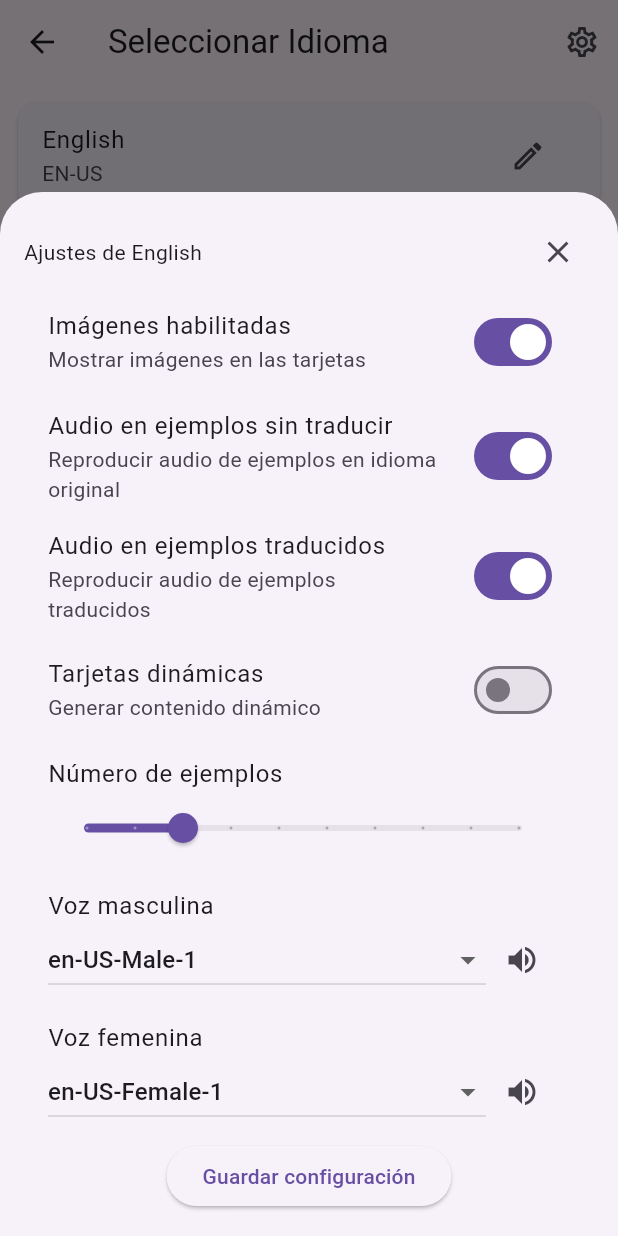
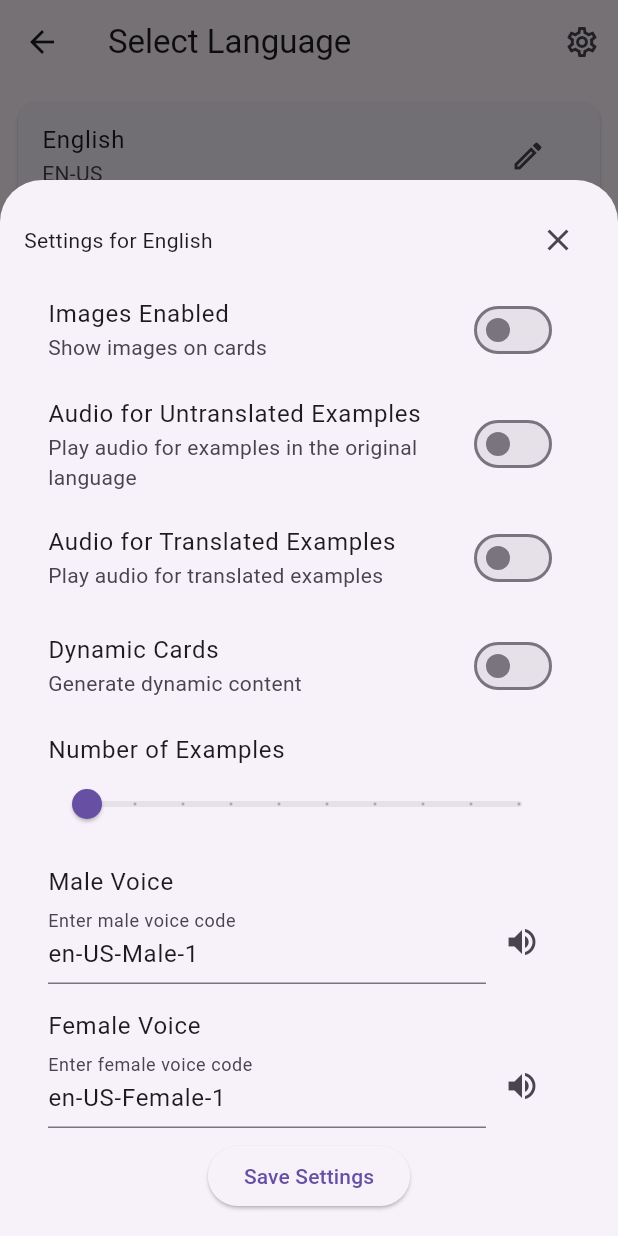
Before and after one commit to adrianluna0830/Vitalingu, a Flutter app: the SelectLanguageView screen opened by its route, after a tap on the "edit" icon, on a phone screen of 412 x 824 dp. Run offline on Flutter 3.47's test engine with Material 3 defaults, Android fonts, the phone set to English and light mode, and no system bars; our stand-ins replace auto_route, dart_mappable, get_it, hive_ce, injectable, signals; accounts and stored records are empty; generated files the repository leaves out were written again; statements that could not run were skipped.

Commit message:
feat: enhance language settings management with new methods and UI updates

```diff
--- a/lib/models/language_settings.dart
+++ b/lib/models/language_settings.dart
@@ -15,4 +15,9 @@ class LanguageSettings {
     required this.maleVoiceCode,
     required this.femaleVoiceCode,
   });
+
+  @override
+  String toString() {
+    return 'LanguageSettings(imagesEnabled: $imagesEnabled, examplesUntranslatedSpeechEnabled: $examplesUntranslatedSpeechEnabled, examplesTranslatedSpeechEnabled: $examplesTranslatedSpeechEnabled, dynamicGenerativeFrontcards: $dynamicGenerativeFrontcards, numberOfExamples: $numberOfExamples, maleVoiceCode: $maleVoiceCode, femaleVoiceCode: $femaleVoiceCode)';
+  }
 }
--- a/lib/viewmodels/select_language_view_model.dart
+++ b/lib/viewmodels/select_language_view_model.dart
@@ -1,5 +1,6 @@
 import 'package:injectable/injectable.dart';
 import 'package:vitalingu/language/language.dart';
+import 'package:vitalingu/models/language_settings.dart';
 import 'package:vitalingu/services/app_settings_service.dart';
 import 'package:vitalingu/services/language_settings_service.dart';
 import 'package:vitalingu/viewmodels/view_model_base.dart';
@@ -32,6 +33,14 @@ class SelectLanguageViewModel extends ViewModelBase {
     await navigationService.goToLanguageView();
   }
 
+  Future<LanguageSettings> getLanguageSettings(String bcp47Code)  async{
+    return await _languageSessionService.getOrCreateLanguageSettings(bcp47Code);
+  }
+
+  Future<void> saveLanguageSettings(LanguageSettings settings, String bcp47Code) async
+  {
+    await _languageSessionService.saveSettings(bcp47Code, settings);
+  }
 
   void goToSettings() {
     navigationService.goToSettings();
--- a/lib/views/language_view.dart
+++ b/lib/views/language_view.dart
@@ -1,6 +1,8 @@
 import 'package:flutter/material.dart';
 import 'package:auto_route/auto_route.dart';
 import 'package:vitalingu/injection.dart';
+import 'package:vitalingu/models/language_session_settings.dart';
+import 'package:vitalingu/models/language_settings.dart';
 import 'package:vitalingu/viewmodels/language_view_model.dart';
 import 'package:vitalingu/widgets/target_language_selectable_text.dart';
 
@@ -19,7 +21,10 @@ class _LanguageViewState extends State<LanguageView> {
   Widget build(BuildContext context) {
     return Scaffold(
       appBar: AppBar(),
-      body: Center(
+      body: Column(
+        mainAxisAlignment: MainAxisAlignment.center,
+        children: [
+          Center(
             child: TargetLanguageSelectableText(
               fullText: """
 La inteligencia artificial ha revolucionado el mundo moderno de maneras inimaginables. Desde asistentes virtuales hasta vehículos autónomos, la tecnología continúa avanzando a pasos agigantados. Los científicos trabajan incansablemente para mejorar estos sistemas.
@@ -37,6 +42,15 @@ Por último, la sostenibilidad se ha convertido en una prioridad global. Las ene
               onWordInfo: (String expandedSelection, String additionalParam) { print('$expandedSelection, $additionalParam'); },
             ),
           ),
+          const SizedBox(height: 20),
+          ElevatedButton(
+            onPressed: () {
+              print(getIt<LanguageSessionScopeSettings>().languageSettings.toString() );
+            },
+            child: const Text("Press me"),
+          ),
+        ],
+      ),
     );
   }
 }
--- a/lib/views/select_language_view.dart
+++ b/lib/views/select_language_view.dart
@@ -25,7 +25,7 @@ class _SelectLanguageViewState extends State<SelectLanguageView> {
   Widget build(BuildContext context) {
     return Scaffold(
       appBar: AppBar(
-        title: const Text('Seleccionar Idioma'),
+        title: const Text('Select Language'),
         actions: [
           IconButton(
             onPressed: viewModel.goToSettings,
@@ -42,12 +42,14 @@ class _SelectLanguageViewState extends State<SelectLanguageView> {
             bcp47Code: language.bcp47Code,
             nativeName: language.nativeLanguageName,
             onTap: () => viewModel.selectLanguage(language),
-            onSettingsTap: () {
+            onSettingsTap: () async {
+              final languageSettings = await viewModel.getLanguageSettings(language.bcp47Code);
               LanguageSettingsSheet.show(
                 context,
                 language.nativeLanguageName,
-                onSave: (settings) {
-                  print('Settings saved: $settings');
+                languageSettings: languageSettings,
+                onSave: (settings) async {
+                  await viewModel.saveLanguageSettings(settings, language.bcp47Code);
                 },
               );
             },
@@ -90,17 +92,20 @@ class LanguageCard extends StatelessWidget {
 
 class LanguageSettingsSheet extends StatefulWidget {
   final String languageName;
+  final LanguageSettings languageSettings;
   final Function(LanguageSettings) onSave;
 
   const LanguageSettingsSheet({
     super.key,
     required this.languageName,
+    required this.languageSettings,
     required this.onSave,
   });
 
   static void show(
     BuildContext context,
     String languageName, {
+    required LanguageSettings languageSettings,
     required Function(LanguageSettings) onSave,
   }) {
     showModalBottomSheet(
@@ -108,6 +113,7 @@ class LanguageSettingsSheet extends StatefulWidget {
       isScrollControlled: true,
       builder: (context) => LanguageSettingsSheet(
         languageName: languageName,
+        languageSettings: languageSettings,
         onSave: onSave,
       ),
     );
@@ -118,13 +124,45 @@ class LanguageSettingsSheet extends StatefulWidget {
 }
 
 class _LanguageSettingsSheetState extends State<LanguageSettingsSheet> {
-  bool imagesEnabled = true;
-  bool examplesUntranslatedSpeechEnabled = true;
-  bool examplesTranslatedSpeechEnabled = true;
-  bool dynamicGenerativeFrontcards = false;
-  int numberOfExamples = 3;
-  String maleVoiceCode = 'en-US-Male-1';
-  String femaleVoiceCode = 'en-US-Female-1';
+  late bool imagesEnabled;
+  late bool examplesUntranslatedSpeechEnabled;
+  late bool examplesTranslatedSpeechEnabled;
+  late bool dynamicGenerativeFrontcards;
+  late int numberOfExamples;
+  late String maleVoiceCode;
+  late String femaleVoiceCode;
+
+  final List<String> maleVoiceOptions = [
+    'en-US-Male-1',
+    'en-US-Male-2',
+    'es-ES-Male-1',
+    'es-MX-Male-1',
+  ];
+
+  final List<String> femaleVoiceOptions = [
+    'en-US-Female-1',
+    'en-US-Female-2',
+    'es-ES-Female-1',
+    'es-MX-Female-1',
+  ];
+
+  @override
+  void initState() {
+    super.initState();
+    imagesEnabled = widget.languageSettings.imagesEnabled;
+    examplesUntranslatedSpeechEnabled = widget.languageSettings.examplesUntranslatedSpeechEnabled;
+    examplesTranslatedSpeechEnabled = widget.languageSettings.examplesTranslatedSpeechEnabled;
+    dynamicGenerativeFrontcards = widget.languageSettings.dynamicGenerativeFrontcards;
+    numberOfExamples = widget.languageSettings.numberOfExamples.clamp(1, 10);
+
+    maleVoiceCode = maleVoiceOptions.contains(widget.languageSettings.maleVoiceCode)
+        ? widget.languageSettings.maleVoiceCode
+        : maleVoiceOptions.first;
+
+    femaleVoiceCode = femaleVoiceOptions.contains(widget.languageSettings.femaleVoiceCode)
+        ? widget.languageSettings.femaleVoiceCode
+        : femaleVoiceOptions.first;
+  }
 
   @override
   Widget build(BuildContext context) {
@@ -141,7 +179,7 @@ class _LanguageSettingsSheetState extends State<LanguageSettingsSheet> {
           children: [
             Row(
               children: [
-                Text('Ajustes de ${widget.languageName}'),
+                Text('Settings for ${widget.languageName}'),
                 const Spacer(),
                 IconButton(
                   onPressed: () => Navigator.pop(context),
@@ -150,31 +188,31 @@ class _LanguageSettingsSheetState extends State<LanguageSettingsSheet> {
               ],
             ),
             SwitchListTile(
-              title: const Text('Imágenes habilitadas'),
-              subtitle: const Text('Mostrar imágenes en las tarjetas'),
+              title: const Text('Images Enabled'),
+              subtitle: const Text('Show images on cards'),
               value: imagesEnabled,
               onChanged: (value) => setState(() => imagesEnabled = value),
             ),
             SwitchListTile(
-              title: const Text('Audio en ejemplos sin traducir'),
-              subtitle: const Text('Reproducir audio de ejemplos en idioma original'),
+              title: const Text('Audio for Untranslated Examples'),
+              subtitle: const Text('Play audio for examples in the original language'),
               value: examplesUntranslatedSpeechEnabled,
               onChanged: (value) => setState(() => examplesUntranslatedSpeechEnabled = value),
             ),
             SwitchListTile(
-              title: const Text('Audio en ejemplos traducidos'),
-              subtitle: const Text('Reproducir audio de ejemplos traducidos'),
+              title: const Text('Audio for Translated Examples'),
+              subtitle: const Text('Play audio for translated examples'),
               value: examplesTranslatedSpeechEnabled,
               onChanged: (value) => setState(() => examplesTranslatedSpeechEnabled = value),
             ),
             SwitchListTile(
-              title: const Text('Tarjetas dinámicas'),
-              subtitle: const Text('Generar contenido dinámico'),
+              title: const Text('Dynamic Cards'),
+              subtitle: const Text('Generate dynamic content'),
               value: dynamicGenerativeFrontcards,
               onChanged: (value) => setState(() => dynamicGenerativeFrontcards = value),
             ),
             ListTile(
-              title: const Text('Número de ejemplos'),
+              title: const Text('Number of Examples'),
               subtitle: Slider(
                 value: numberOfExamples.toDouble(),
                 min: 1,
@@ -185,28 +223,23 @@ class _LanguageSettingsSheetState extends State<LanguageSettingsSheet> {
               ),
             ),
             ListTile(
-              title: const Text('Voz masculina'),
+              title: const Text('Male Voice'),
               subtitle: Row(
                 children: [
                   Expanded(
-                    child: DropdownButton<String>(
-                      value: maleVoiceCode,
-                      isExpanded: true,
-                      items: const [
-                        DropdownMenuItem(value: 'en-US-Male-1', child: Text('en-US-Male-1')),
-                        DropdownMenuItem(value: 'en-US-Male-2', child: Text('en-US-Male-2')),
-                        DropdownMenuItem(value: 'es-ES-Male-1', child: Text('es-ES-Male-1')),
-                        DropdownMenuItem(value: 'es-MX-Male-1', child: Text('es-MX-Male-1')),
-                      ],
+                    child: TextField(
+                      controller: TextEditingController(text: maleVoiceCode),
+                      decoration: const InputDecoration(
+                        labelText: 'Enter male voice code',
+                      ),
                       onChanged: (value) {
-                        if (value != null) setState(() => maleVoiceCode = value);
+                        setState(() => maleVoiceCode = value);
                       },
                     ),
                   ),
                   IconButton(
                     icon: const Icon(Icons.volume_up),
                     onPressed: () {
-                      // TODO: Reproducir audio de preview
                       print('Preview male voice: $maleVoiceCode');
                     },
                   ),
@@ -214,28 +247,23 @@ class _LanguageSettingsSheetState extends State<LanguageSettingsSheet> {
               ),
             ),
             ListTile(
-              title: const Text('Voz femenina'),
+              title: const Text('Female Voice'),
               subtitle: Row(
                 children: [
                   Expanded(
-                    child: DropdownButton<String>(
-                      value: femaleVoiceCode,
-                      isExpanded: true,
-                      items: const [
-                        DropdownMenuItem(value: 'en-US-Female-1', child: Text('en-US-Female-1')),
-                        DropdownMenuItem(value: 'en-US-Female-2', child: Text('en-US-Female-2')),
-                        DropdownMenuItem(value: 'es-ES-Female-1', child: Text('es-ES-Female-1')),
-                        DropdownMenuItem(value: 'es-MX-Female-1', child: Text('es-MX-Female-1')),
-                      ],
+                    child: TextField(
+                      controller: TextEditingController(text: femaleVoiceCode),
+                      decoration: const InputDecoration(
+                        labelText: 'Enter female voice code',
+                      ),
                       onChanged: (value) {
-                        if (value != null) setState(() => femaleVoiceCode = value);
+                        setState(() => femaleVoiceCode = value);
                       },
                     ),
                   ),
                   IconButton(
                     icon: const Icon(Icons.volume_up),
                     onPressed: () {
-                      // TODO: Reproducir audio de preview
                       print('Preview female voice: $femaleVoiceCode');
                     },
                   ),
@@ -256,7 +284,7 @@ class _LanguageSettingsSheetState extends State<LanguageSettingsSheet> {
                 widget.onSave(settings);
                 Navigator.pop(context);
               },
-              child: const Text('Guardar configuración'),
+              child: const Text('Save Settings'),
             ),
           ],
         ),
```
Also changed, not shown: 1 other file. Lines whose indentation alone changed are shown as unchanged.
